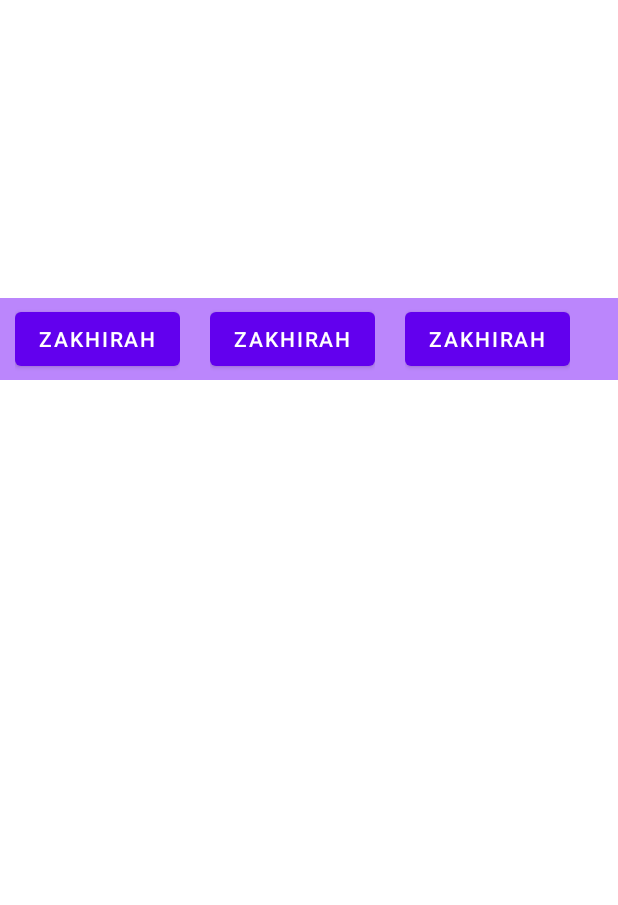
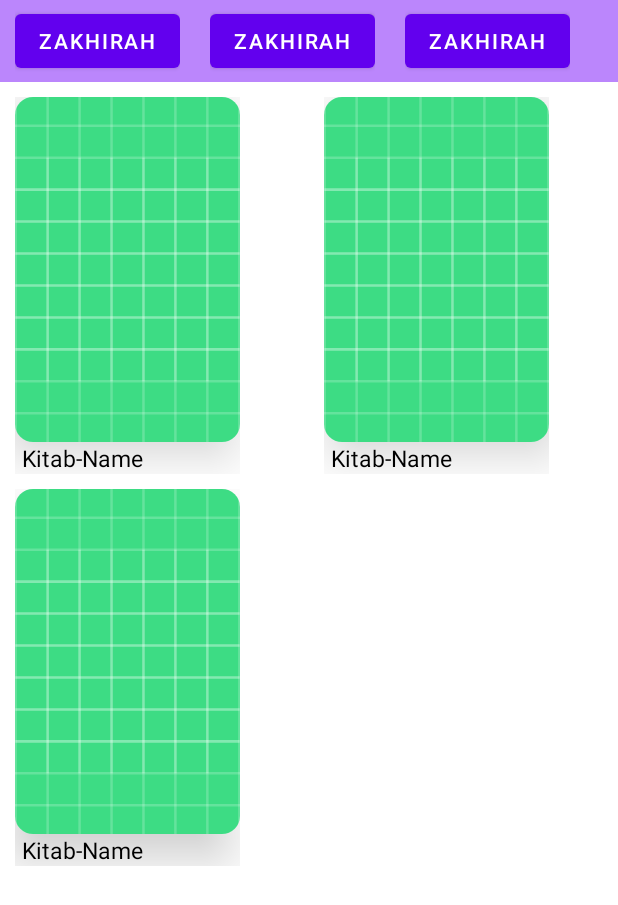
Before and after one commit to Zakhirah/Zakhirah, an Android app: the layout activity_main.xml on its own in the app's theme, with its tools: preview values and no code run, on a phone screen of 412 x 824 dp. Shown: the top 905 px of the screen. Run offline under Robolectric (Android 15) with nearby library versions, the phone set to English and light mode, and no system bars.

Commit message:
loaded kitabs from firebase

```diff
--- a/app/src/main/java/com/talaba/zakhirah/UploadKitabActivity.kt
+++ b/app/src/main/java/com/talaba/zakhirah/UploadKitabActivity.kt
@@ -14,7 +14,7 @@ import com.google.firebase.storage.StorageReference
 import com.google.firebase.storage.UploadTask
 import com.talaba.zakhirah.databinding.ActivityUploadKitabBinding
 import com.talaba.zakhirah.models.Kitab
-import java.io.File
+import java.text.SimpleDateFormat
 import java.time.LocalDateTime
 import java.util.*
 
@@ -51,16 +51,18 @@ class UploadKitabActivity : AppCompatActivity() {
                 // taskSnapshot.metadata contains file metadata such as size, content-type, etc.
                 riversRef.downloadUrl.addOnSuccessListener{uri ->
                     if (!binding.uploadKitabName.text.isEmpty()){
+                        val date = Date()
                         var kitab = Kitab(binding.uploadKitabName.text.toString(),
                             binding.uploadKitabDescription.text.toString(),
                             FirebaseAuth.getInstance().uid.toString(),
                             uri.toString(),
-                            LocalDateTime.now(),
+                            date.time,
                             binding.uploadKitabLanguage.text.toString(),
                             false)
                         database.reference.child("kitab").child(database.reference.push().key.toString()).setValue(kitab)
                             .addOnSuccessListener {
                                 Toast.makeText(this,"Kitab Uploaded for processing...",Toast.LENGTH_SHORT).show()
+                                startActivity(Intent(applicationContext,MainActivity::class.java))
                             }
                     }
                     else{
--- a/app/src/main/java/com/talaba/zakhirah/models/Kitab.kt
+++ b/app/src/main/java/com/talaba/zakhirah/models/Kitab.kt
@@ -1,13 +1,14 @@
 package com.talaba.zakhirah.models
 
 import java.time.LocalDateTime
+import kotlin.properties.Delegates
 
 class Kitab {
     lateinit var kitab_name : String
     lateinit var kitab_description : String
     lateinit var kitab_author : String
     lateinit var kitab_url : String
-    lateinit var kitab_upload_time : LocalDateTime
+    var kitab_upload_time by Delegates.notNull<Long>()
     lateinit var kitab_language : String
     var kitab_permission : Boolean = false
 
@@ -17,7 +18,7 @@ class Kitab {
         kitab_description: String,
         kitab_author: String,
         kitab_url: String,
-        kitab_upload_time: LocalDateTime,
+        kitab_upload_time: Long,
         kitab_language: String,
         kitab_permission: Boolean
     ) {
--- a/app/src/main/res/layout/activity_main.xml
+++ b/app/src/main/res/layout/activity_main.xml
@@ -1,5 +1,5 @@
 <?xml version="1.0" encoding="utf-8"?>
-<androidx.constraintlayout.widget.ConstraintLayout xmlns:android="http://schemas.android.com/apk/res/android"
+<LinearLayout xmlns:android="http://schemas.android.com/apk/res/android"
     xmlns:app="http://schemas.android.com/apk/res-auto"
     xmlns:tools="http://schemas.android.com/tools"
     android:layout_width="match_parent"
@@ -21,5 +21,13 @@
         app:layout_constraintTop_toTopOf="parent"
         app:layout_constraintVertical_bias="0.258"
         tools:listitem="@layout/sample_funun"></androidx.recyclerview.widget.RecyclerView>
-
-</androidx.constraintlayout.widget.ConstraintLayout>
+<androidx.recyclerview.widget.RecyclerView
+    android:id="@+id/main_kitab"
+    android:layout_width="match_parent"
+    android:layout_height="wrap_content"
+    tools:listitem="@layout/sample_kitab"
+    android:layout_gravity="center_horizontal"
+    android:foregroundGravity="center_horizontal"
+    app:layoutManager="androidx.recyclerview.widget.GridLayoutManager"
+    app:spanCount="2"/>
+</LinearLayout>
--- /dev/null
+++ b/app/src/main/res/layout/sample_kitab.xml
@@ -0,0 +1,30 @@
+<?xml version="1.0" encoding="utf-8"?>
+<LinearLayout xmlns:android="http://schemas.android.com/apk/res/android"
+    android:layout_width="wrap_content"
+    android:layout_height="wrap_content"
+    xmlns:app="http://schemas.android.com/apk/res-auto"
+    android:orientation="vertical"
+    android:layout_marginTop="10dp"
+    android:layout_marginLeft="10dp"
+    android:layout_gravity="center_horizontal"
+    android:gravity="center_horizontal">
+    <androidx.cardview.widget.CardView
+        android:layout_width="wrap_content"
+        android:layout_height="wrap_content"
+        app:cardCornerRadius="12dp"
+        app:cardElevation="20dp">
+        <ImageView
+            android:id="@+id/kitab_thumbnail"
+            android:layout_width="150dp"
+            android:layout_height="230dp"
+            android:scaleType="centerCrop"
+            android:src="@drawable/ic_launcher_background"/>
+    </androidx.cardview.widget.CardView>
+    <TextView
+        android:id="@+id/kitab_name"
+        android:layout_width="140dp"
+        android:layout_height="wrap_content"
+        android:text="Kitab-Name"
+        android:textSize="15sp"
+        android:textColor="@color/black"/>
+</LinearLayout>
```
Also changed, not shown: app/src/main/java/com/talaba/zakhirah/KitabAdapter.kt (added, +42 -0 lines), app/src/main/java/com/talaba/zakhirah/MainActivity.kt (+35 -2 lines).
